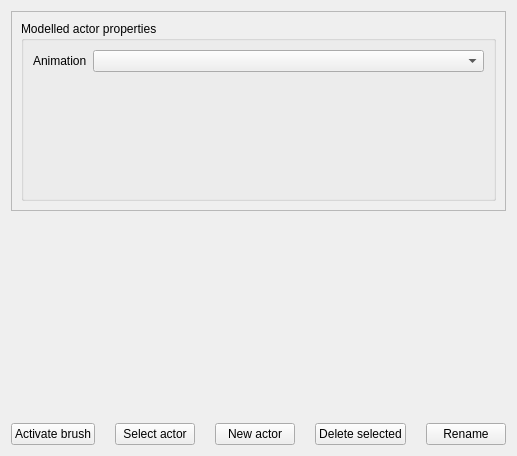
This is src/wte/ui/ActorEditTool.ui in spiricn/Wt as Qt 5 draws it before an edit. The edited form follows.
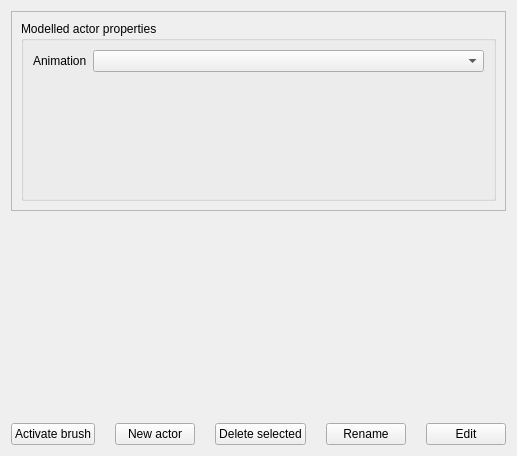
This is the edited form. The open tabs and pages were chosen to show the change. Custom widgets are drawn as their Qt base class.

Commit message: PhysicsControl method added. ModelledActor edit now supported in the editor.

What changed in the file:
```diff
--- a/src/wte/ui/ActorEditTool.ui
+++ b/src/wte/ui/ActorEditTool.ui
@@ -195,13 +195,6 @@
        </property>
       </widget>
      </item>
-     <item>
-      <widget class="QPushButton" name="pushButton_2">
-       <property name="text">
-        <string>Select actor</string>
-       </property>
-      </widget>
-     </item>
      <item>
       <widget class="QPushButton" name="pushButton">
        <property name="text">
@@ -223,6 +216,13 @@
        </property>
       </widget>
      </item>
+     <item>
+      <widget class="QPushButton" name="pushButton_6">
+       <property name="text">
+        <string>Edit</string>
+       </property>
+      </widget>
+     </item>
     </layout>
    </item>
   </layout>
```
Left out of the diff: 80 changed lines with no effect on the pictures. The commit also changes 35 other files.
